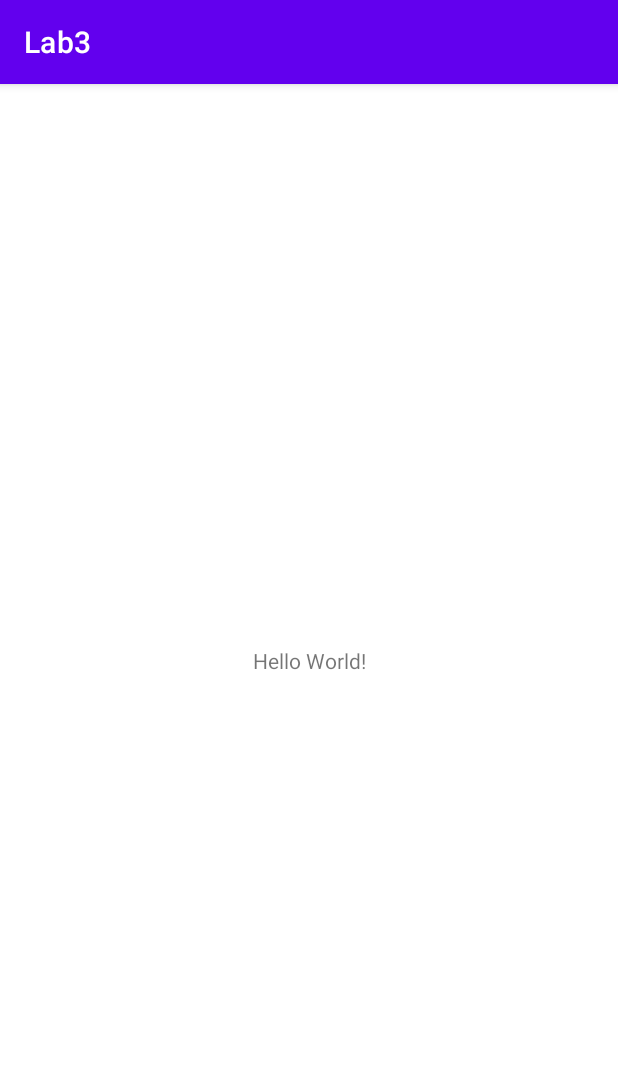
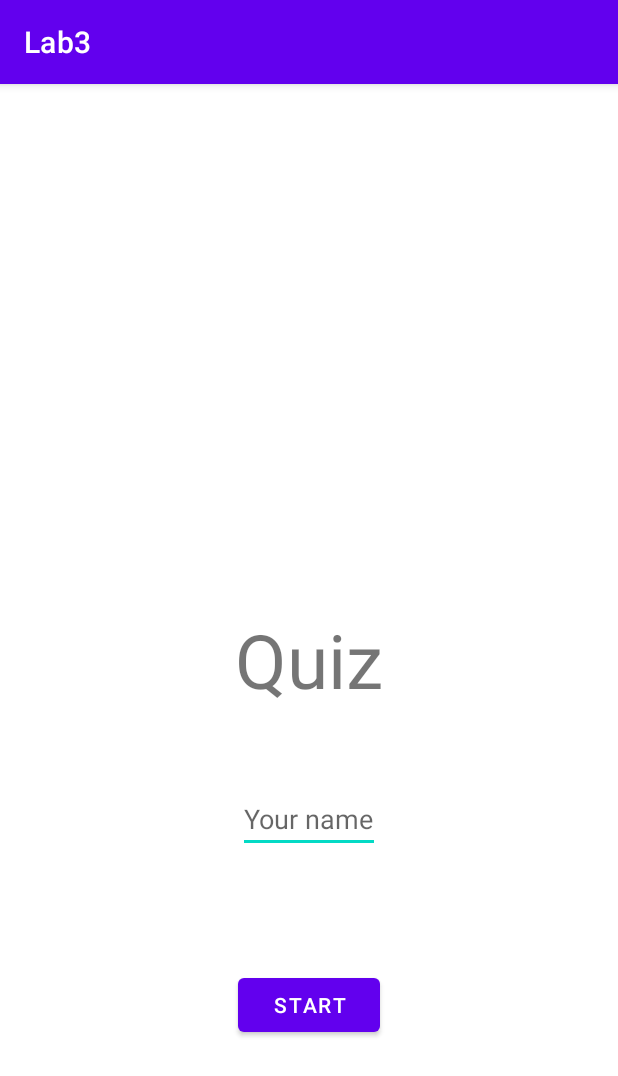
Before and after one commit to bartisricsi/Project-Bartis_Richard_Laszlo_Android, an Android app: the screen it shows after launch (MainActivity), on a phone screen of 412 x 824 dp. Shown: the top 1076 px of the screen. Run offline under Robolectric (Android 15) with nearby library versions, the phone set to English and light mode, and no system bars.

Commit message:
lab 3 finished

```diff
--- a/app/src/main/res/layout/activity_main.xml
+++ b/app/src/main/res/layout/activity_main.xml
@@ -1,5 +1,5 @@
 <?xml version="1.0" encoding="utf-8"?>
-<androidx.constraintlayout.widget.ConstraintLayout xmlns:android="http://schemas.android.com/apk/res/android"
+<RelativeLayout xmlns:android="http://schemas.android.com/apk/res/android"
     xmlns:app="http://schemas.android.com/apk/res-auto"
     xmlns:tools="http://schemas.android.com/tools"
     android:layout_width="match_parent"
@@ -7,12 +7,40 @@
     tools:context=".MainActivity">
 
     <TextView
+        android:id="@+id/a1"
+        android:layout_centerInParent="true"
         android:layout_width="wrap_content"
         android:layout_height="wrap_content"
-        android:text="Hello World!"
-        app:layout_constraintBottom_toBottomOf="parent"
-        app:layout_constraintLeft_toLeftOf="parent"
-        app:layout_constraintRight_toRightOf="parent"
-        app:layout_constraintTop_toTopOf="parent" />
+        android:text="Quiz"
+        android:textSize="50dp" />
 
-</androidx.constraintlayout.widget.ConstraintLayout>
+    <EditText
+        android:id="@+id/editText"
+        android:layout_width="wrap_content"
+        android:layout_height="wrap_content"
+        android:layout_below="@+id/a1"
+        android:layout_centerHorizontal="true"
+        android:layout_marginStart="16dp"
+        android:layout_marginLeft="16dp"
+        android:layout_marginTop="50dp"
+        android:layout_marginEnd="16dp"
+        android:layout_marginRight="16dp"
+        android:layout_marginBottom="16dp"
+        android:hint="Your name"
+        android:inputType="text" />
+
+    <Button
+        android:id="@+id/addBtn"
+        android:layout_width="wrap_content"
+        android:layout_height="wrap_content"
+        android:layout_below="@+id/editText"
+        android:layout_alignStart="@+id/editText"
+        android:layout_alignLeft="@+id/editText"
+        android:layout_alignEnd="@+id/editText"
+        android:layout_alignRight="@+id/editText"
+        android:layout_marginTop="61dp"
+        android:layout_centerHorizontal="true"
+        android:text="Start" />
+
+
+</RelativeLayout>
```
